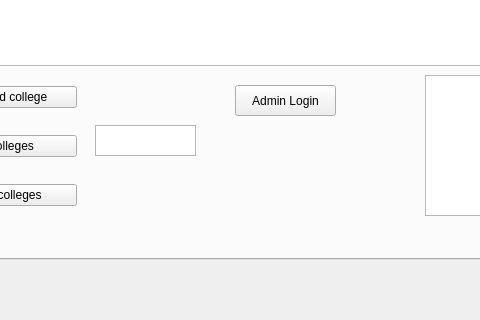
Savant-sys/College-Touring, file CollegeTouring/mainwindow.ui: the form before one commit; both pictures show x 337 to 817 and y 390 to 710 of the 1341 by 710 pixel window.
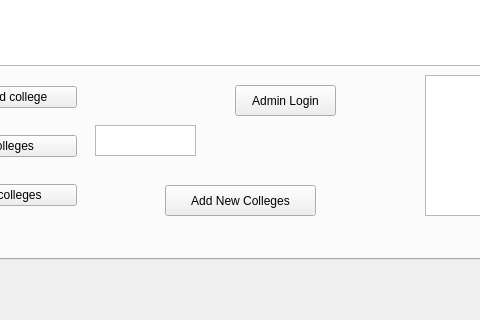
The form after the commit.

What changed in the file:
```diff
--- a/CollegeTouring/mainwindow.ui
+++ b/CollegeTouring/mainwindow.ui
@@ -151,6 +151,19 @@
          <string>Admin Login</string>
         </property>
        </widget>
+       <widget class="QPushButton" name="pushButton_3">
+        <property name="geometry">
+         <rect>
+          <x>460</x>
+          <y>520</y>
+          <width>151</width>
+          <height>31</height>
+         </rect>
+        </property>
+        <property name="text">
+         <string>Add New Colleges</string>
+        </property>
+       </widget>
       </widget>
       <widget class="QWidget" name="tab_2">
        <attribute name="title">
@@ -263,7 +276,7 @@
          </rect>
         </property>
        </widget>
-       <widget class="QPushButton" name="pushButton_3">
+       <widget class="QPushButton" name="pushButton_4">
         <property name="geometry">
          <rect>
           <x>10</x>
```
Left out of the diff: 2 changed lines with no effect on the pictures.
